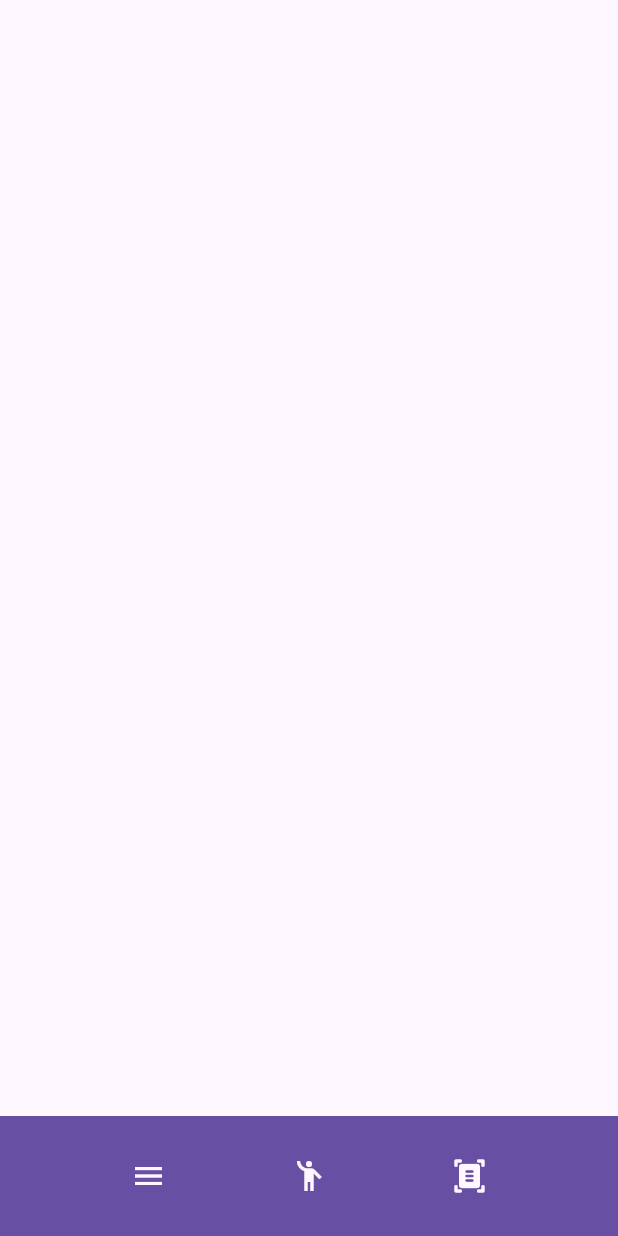
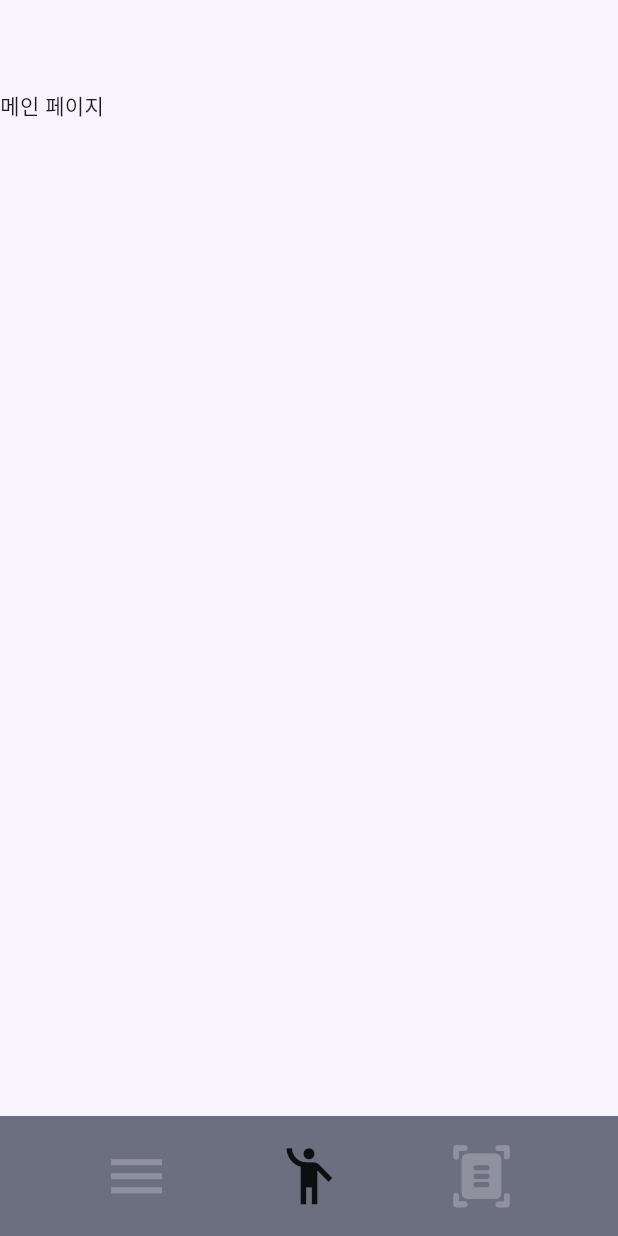
Before and after one commit to 1di0t/HoloInterciew, a Flutter app: the screen it shows after launch, on a phone screen of 412 x 824 dp. Run offline on Flutter 3.47's test engine with Material 3 defaults, Android fonts, the phone set to English and light mode, and no system bars.

Commit message:
Bottom navigatorbar update

```diff
--- /dev/null
+++ b/lib/api/icon_highlighter.dart
@@ -0,0 +1,5 @@
+import 'package:flutter/material.dart';
+
+Color setColor(bool isFocused) {
+  return isFocused ? Colors.black87 : Colors.white24;
+}
--- a/lib/home_page.dart
+++ /dev/null
@@ -1,43 +0,0 @@
-import 'package:flutter/material.dart';
-
-class HomePage extends StatelessWidget {
-  const HomePage({super.key});
-
-  @override
-  Widget build(BuildContext context) {
-    return Scaffold(
-      body: const SizedBox(
-        height: 50,
-      ),
-      bottomNavigationBar: BottomAppBar(
-        color: Theme.of(context).primaryColor,
-        child: Row(
-          mainAxisAlignment: MainAxisAlignment.spaceEvenly,
-          children: <Widget>[
-            IconButton(
-              icon: Icon(
-                Icons.menu,
-                color: Theme.of(context).scaffoldBackgroundColor,
-              ),
-              onPressed: () {},
-            ),
-            IconButton(
-              icon: Icon(
-                Icons.emoji_people_outlined,
-                color: Theme.of(context).scaffoldBackgroundColor,
-              ),
-              onPressed: () {},
-            ),
-            IconButton(
-              icon: Icon(
-                Icons.document_scanner_rounded,
-                color: Theme.of(context).scaffoldBackgroundColor,
-              ),
-              onPressed: () {},
-            )
-          ],
-        ),
-      ),
-    );
-  }
-}
--- /dev/null
+++ b/lib/screens/home_page.dart
@@ -0,0 +1,26 @@
+import 'package:flutter/material.dart';
+import '../widget/bottom_navigator_bar_widget.dart';
+
+class HomePage extends StatelessWidget {
+  const HomePage({super.key});
+
+  @override
+  Widget build(BuildContext context) {
+    return const Scaffold(
+      body: Column(
+        crossAxisAlignment: CrossAxisAlignment.center,
+        children: [
+          SizedBox(
+            height: 60,
+          ),
+          Text("메인 페이지"),
+        ],
+      ),
+      bottomNavigationBar: BottomNavigatorBar(
+        firstButton: false,
+        secondButton: true,
+        thridButton: false,
+      ),
+    );
+  }
+}
--- a/lib/main.dart
+++ b/lib/screens/main.dart
@@ -1,5 +1,5 @@
 import 'package:flutter/material.dart';
-import 'package:holo_interview/home_page.dart';
+import 'package:holo_interview/screens/home_page.dart';
 
 void main() => runApp(const MyApp());
 
@@ -9,8 +9,11 @@ class MyApp extends StatelessWidget {
   // This widget is the root of your application.
   @override
   Widget build(BuildContext context) {
-    return const MaterialApp(
-      home: HomePage(),
+    return MaterialApp(
+      theme: ThemeData(
+          primaryColor: const Color(0xff6c6f7f),
+          scaffoldBackgroundColor: const Color(0xfff7f5fb)),
+      home: const HomePage(),
     );
   }
 }
--- /dev/null
+++ b/lib/widget/bottom_navigator_bar_widget.dart
@@ -0,0 +1,43 @@
+import 'package:flutter/material.dart';
+import 'package:holo_interview/screens/feedback_page.dart';
+import 'package:holo_interview/screens/home_page.dart';
+import 'package:holo_interview/screens/insert_info_page.dart';
+import 'package:holo_interview/widget/moving_page_button_widget.dart';
+
+class BottomNavigatorBar extends StatelessWidget {
+  final bool firstButton, secondButton, thridButton;
+  const BottomNavigatorBar({
+    super.key,
+    required this.firstButton,
+    required this.secondButton,
+    required this.thridButton,
+  });
+
+  @override
+  Widget build(BuildContext context) {
+    return BottomAppBar(
+      padding: EdgeInsets.zero,
+      color: Theme.of(context).primaryColor,
+      child: Row(
+        mainAxisAlignment: MainAxisAlignment.spaceEvenly,
+        children: <Widget>[
+          MovingPageButton(
+            iconData: Icons.menu,
+            nextPage: const InsertInfoPage(),
+            isFocused: firstButton,
+          ),
+          MovingPageButton(
+            iconData: Icons.emoji_people_outlined,
+            nextPage: const HomePage(),
+            isFocused: secondButton,
+          ),
+          MovingPageButton(
+            iconData: Icons.document_scanner_rounded,
+            nextPage: const FeedBackPage(),
+            isFocused: thridButton,
+          ),
+        ],
+      ),
+    );
+  }
+}
--- /dev/null
+++ b/lib/widget/moving_page_button_widget.dart
@@ -0,0 +1,33 @@
+import 'package:flutter/material.dart';
+import 'package:holo_interview/api/icon_highlighter.dart';
+
+class MovingPageButton extends StatelessWidget {
+  final IconData iconData;
+  final Widget nextPage;
+  final bool isFocused;
+  const MovingPageButton({
+    super.key,
+    required this.iconData,
+    required this.nextPage,
+    required this.isFocused,
+  });
+
+  @override
+  Widget build(BuildContext context) {
+    return IconButton(
+        padding: EdgeInsets.zero,
+        icon: Icon(
+          iconData,
+          size: 45,
+          color: setColor(isFocused),
+        ),
+        onPressed: () {
+          Navigator.pushReplacement(
+              context,
+              PageRouteBuilder(
+                  pageBuilder: (context, animation1, animation2) => nextPage,
+                  transitionDuration: Duration.zero,
+                  reverseTransitionDuration: Duration.zero));
+        });
+  }
+}
```
Also changed, not shown: lib/screens/feedback_page.dart (added, +26 -0 lines), lib/screens/insert_info_page.dart (added, +26 -0 lines), 1 other file.
